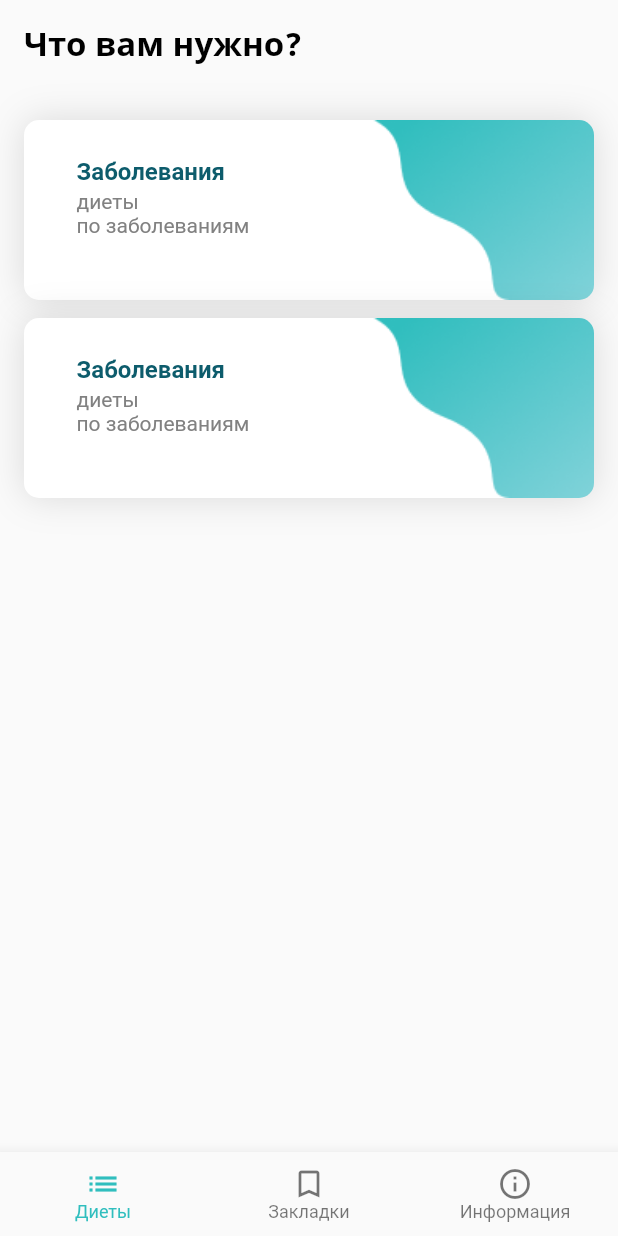
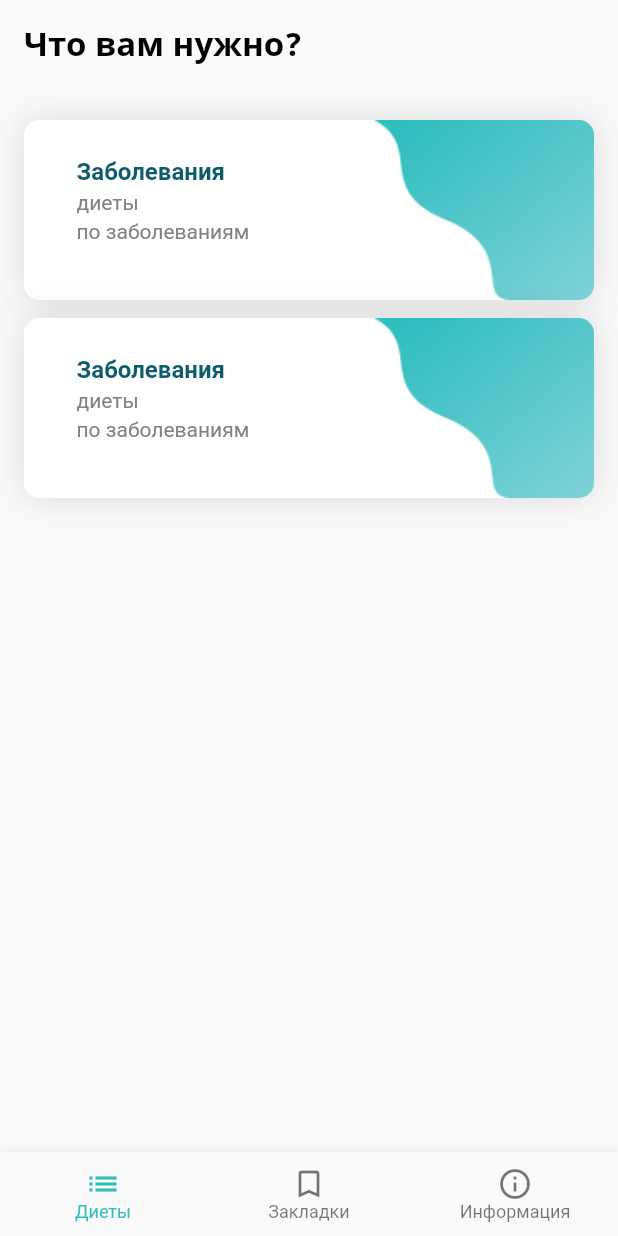
Before and after one commit to asg1997/Diet_List_Flutter, a Flutter app: the screen it shows after launch, on a phone screen of 412 x 824 dp. Run offline on Flutter 3.47's test engine with Material 2 defaults, Android fonts, the phone set to English and light mode, and no system bars.

Commit message:
Любимой

```diff
--- a/lib/Screens/diets_groups_screen.dart
+++ b/lib/Screens/diets_groups_screen.dart
@@ -40,25 +40,20 @@ class DietsGroupsScreen extends StatelessWidget {
                               fontWeight: FontWeight.bold,
                               fontSize: 16),
                         ),
-                        SizedBox(
-                          height: 2,
+                        SizedBox(height: 3,),
+                        Text(
+                          'диеты',
+                          style: TextStyle(
+                              color: Color.fromRGBO(129, 129, 129, 1),
+                              fontSize: 14),
                         ),
-                        RichText(
-                            text: TextSpan(
-                                text: 'диеты\n',
-                                style: TextStyle(
-                                  color: Color.fromRGBO(129, 129, 129, 1),
-                                  fontSize: 14,
-                                ),
-                                children: [
-                              TextSpan(
-                                text: 'по заболеваниям',
-                                style: TextStyle(
-                                  color: Color.fromRGBO(129, 129, 129, 1),
-                                  fontSize: 14,
-                                )
-                              )
-                            ]))
+                        SizedBox(height: 3,),
+                        Text(
+                          'по заболеваниям',
+                          style: TextStyle(
+                              color: Color.fromRGBO(129, 129, 129, 1),
+                              fontSize: 14),
+                        )
                       ],
                     ),
                   ),
```
